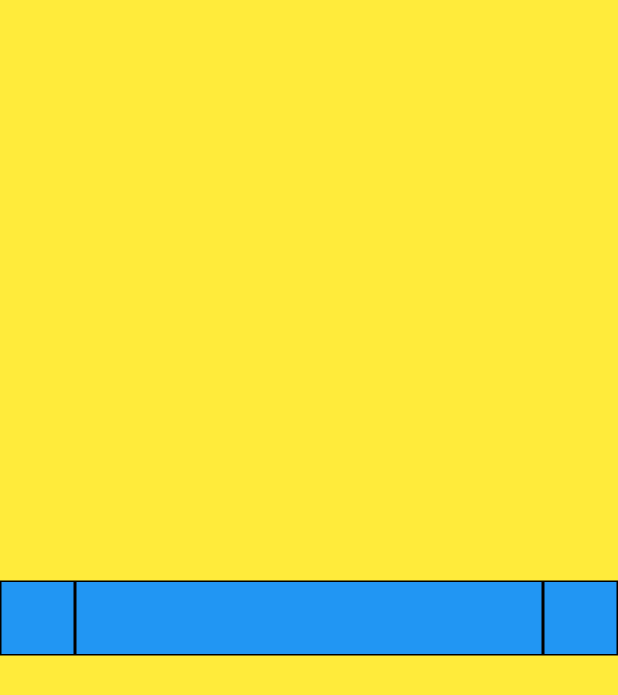
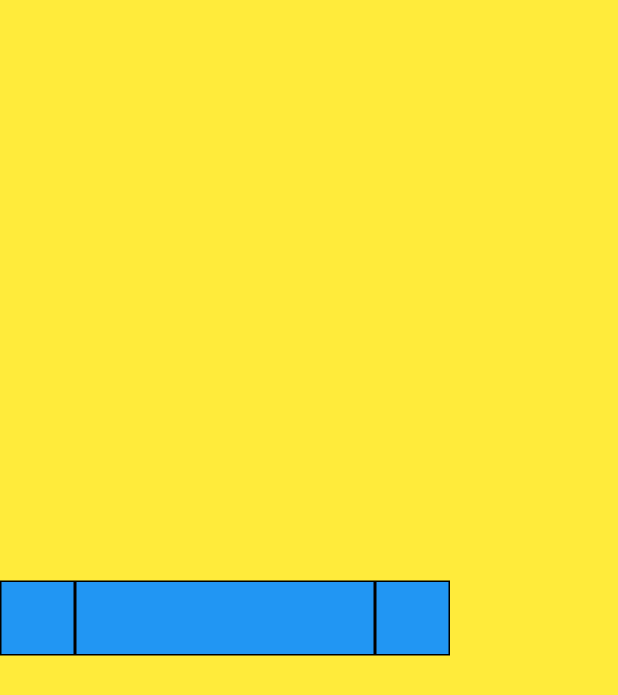
Before and after one commit to Runebjo/Flutter_Layout_Tutorial, a Flutter app: the screen it shows after launch, on a phone screen of 412 x 824 dp. Shown: the top 695 px of the screen. Run offline on Flutter 3.47's test engine with Material 2 defaults, Android fonts, the phone set to English and light mode, and no system bars.

Commit message:
SizedBox widget

```diff
--- a/lib/main.dart
+++ b/lib/main.dart
@@ -20,7 +20,8 @@ class MyApp extends StatelessWidget {
           child: Row(
             children: [
               BlueBox(),
-              Expanded(
+              SizedBox(
+                width: 200,
                 child: BlueBox(),
               ),
               BlueBox(),
```
